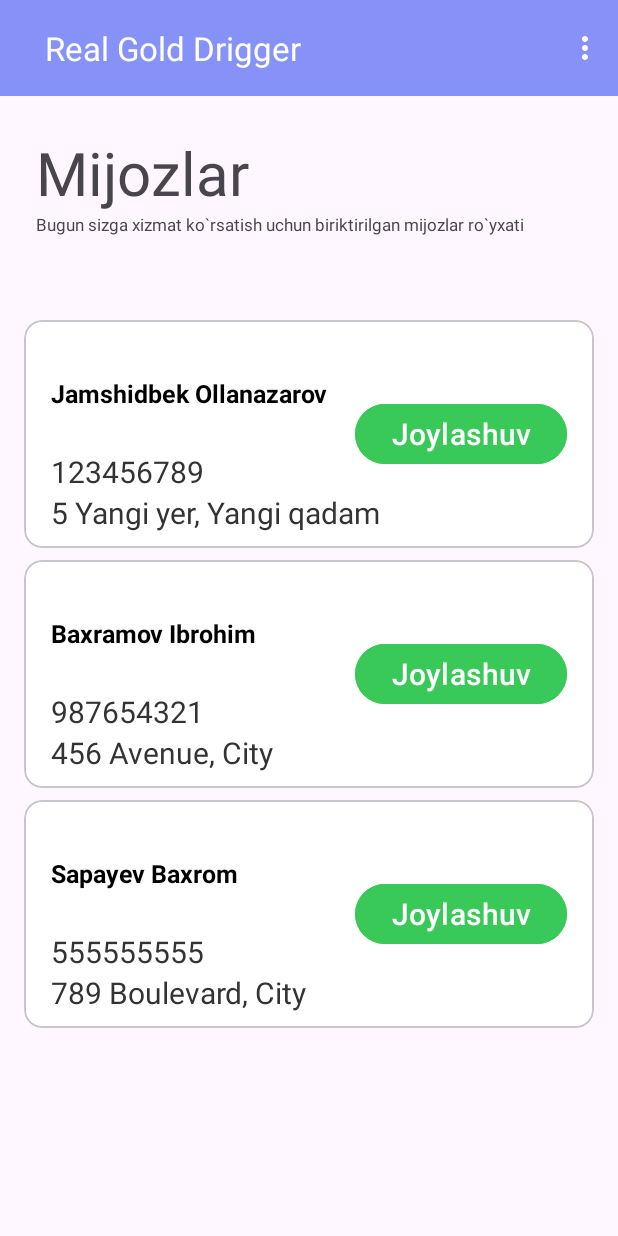
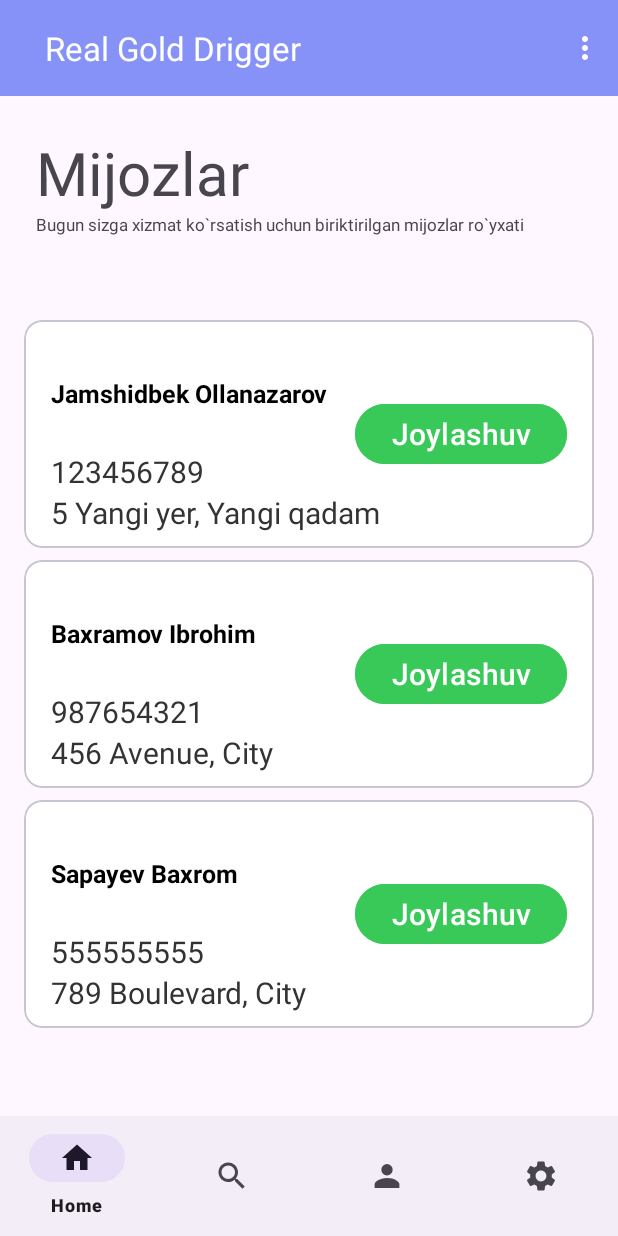
Before and after one commit to My-name-is-Jamshidbek/rgd_android, an Android app: the HomeActivity screen opened directly, with no data from a screen before it, on a phone screen of 412 x 824 dp. Run offline under Robolectric (Android 15) with nearby library versions, the light colour scheme and no system bars.

Commit message:
menu added and location adding

```diff
--- a/app/build.gradle.kts
+++ b/app/build.gradle.kts
@@ -44,10 +44,12 @@ dependencies {
     implementation("androidx.appcompat:appcompat:1.6.1")
     implementation("com.google.android.material:material:1.12.0")
     implementation("androidx.constraintlayout:constraintlayout:2.1.4")
+    implementation("com.google.android.gms:play-services-location:21.3.0")
     testImplementation("junit:junit:4.13.2")
     androidTestImplementation("androidx.test.ext:junit:1.1.5")
     androidTestImplementation("androidx.test.espresso:espresso-core:3.5.1")
     implementation("com.squareup.retrofit2:retrofit:2.9.0")
     implementation("com.squareup.retrofit2:converter-gson:2.9.0")
     implementation("com.squareup.okhttp3:logging-interceptor:4.9.1")
+    implementation("com.google.android.gms:play-services-location:18.0.0")
 }
--- a/app/src/main/java/com/example/waterfilter/api/ApiClient.kt
+++ b/app/src/main/java/com/example/waterfilter/api/ApiClient.kt
@@ -45,6 +45,7 @@ object ApiClient {
                         .build()
         }
 
+
         // Method to get ApiService instance
         fun getApiService(context: Context): ApiService {
                 val baseUrl = context.getString(R.string.api_base_url)
--- a/app/src/main/java/com/example/waterfilter/api/ApiService.kt
+++ b/app/src/main/java/com/example/waterfilter/api/ApiService.kt
@@ -1,5 +1,6 @@
 package com.example.waterfilter.api
 
+import com.example.locationapp.LocationData
 import com.example.waterfilter.api.Login.LoginRequest
 import com.example.waterfilter.api.Login.LoginResponse
 import com.example.waterfilter.data.User
@@ -19,4 +20,11 @@ interface ApiService {
         @Header("Authorization") token: String,
         @Body user: User
     ): Response<User>
+
+
+    @POST("set-location")
+    suspend fun updateLocation(
+        @Header("Authorization") token: String,
+        @Body location: LocationData
+    ): Response<Void>
 }
--- /dev/null
+++ b/app/src/main/java/com/example/waterfilter/api/LocationApiService.kt
@@ -0,0 +1,4 @@
+package com.example.waterfilter.api
+
+class LocationApiService {
+}
--- /dev/null
+++ b/app/src/main/java/com/example/waterfilter/data/LocationData.kt
@@ -0,0 +1,3 @@
+package com.example.locationapp
+
+data class LocationData(val latitude: Double, val longitude: Double)
--- /dev/null
+++ b/app/src/main/java/com/example/waterfilter/receiver/BootReceiver.kt
@@ -0,0 +1,4 @@
+package com.example.waterfilter.receiver
+
+class BootReceiver {
+}
--- /dev/null
+++ b/app/src/main/java/com/example/waterfilter/service/LocationService.kt
@@ -0,0 +1,4 @@
+package com.example.waterfilter.service
+
+class LocationService {
+}
--- /dev/null
+++ b/app/src/main/res/drawable/ic_baseline_home_24.xml
@@ -0,0 +1,10 @@
+<vector xmlns:android="http://schemas.android.com/apk/res/android"
+    android:width="24dp"
+    android:height="24dp"
+    android:viewportWidth="24"
+    android:viewportHeight="24"
+    android:tint="?attr/colorControlNormal">
+  <path
+      android:fillColor="@android:color/white"
+      android:pathData="M10,20v-6h4v6h5v-8h3L12,3 2,12h3v8z"/>
+</vector>
--- /dev/null
+++ b/app/src/main/res/drawable/ic_baseline_search_24.xml
@@ -0,0 +1,10 @@
+<vector xmlns:android="http://schemas.android.com/apk/res/android"
+    android:width="24dp"
+    android:height="24dp"
+    android:viewportWidth="24"
+    android:viewportHeight="24"
+    android:tint="?attr/colorControlNormal">
+  <path
+      android:fillColor="@android:color/white"
+      android:pathData="M15.5,14h-0.79l-0.28,-0.27C15.41,12.59 16,11.11 16,9.5 16,5.91 13.09,3 9.5,3S3,5.91 3,9.5 5.91,16 9.5,16c1.61,0 3.09,-0.59 4.23,-1.57l0.27,0.28v0.79l5,4.99L20.49,19l-4.99,-5zM9.5,14C7.01,14 5,11.99 5,9.5S7.01,5 9.5,5 14,7.01 14,9.5 11.99,14 9.5,14z"/>
+</vector>
--- /dev/null
+++ b/app/src/main/res/drawable/ic_baseline_settings_24.xml
@@ -0,0 +1,10 @@
+<vector xmlns:android="http://schemas.android.com/apk/res/android"
+    android:width="24dp"
+    android:height="24dp"
+    android:viewportWidth="24"
+    android:viewportHeight="24"
+    android:tint="?attr/colorControlNormal">
+  <path
+      android:fillColor="@android:color/white"
+      android:pathData="M19.14,12.94c0.04,-0.3 0.06,-0.61 0.06,-0.94c0,-0.32 -0.02,-0.64 -0.07,-0.94l2.03,-1.58c0.18,-0.14 0.23,-0.41 0.12,-0.61l-1.92,-3.32c-0.12,-0.22 -0.37,-0.29 -0.59,-0.22l-2.39,0.96c-0.5,-0.38 -1.03,-0.7 -1.62,-0.94L14.4,2.81c-0.04,-0.24 -0.24,-0.41 -0.48,-0.41h-3.84c-0.24,0 -0.43,0.17 -0.47,0.41L9.25,5.35C8.66,5.59 8.12,5.92 7.63,6.29L5.24,5.33c-0.22,-0.08 -0.47,0 -0.59,0.22L2.74,8.87C2.62,9.08 2.66,9.34 2.86,9.48l2.03,1.58C4.84,11.36 4.8,11.69 4.8,12s0.02,0.64 0.07,0.94l-2.03,1.58c-0.18,0.14 -0.23,0.41 -0.12,0.61l1.92,3.32c0.12,0.22 0.37,0.29 0.59,0.22l2.39,-0.96c0.5,0.38 1.03,0.7 1.62,0.94l0.36,2.54c0.05,0.24 0.24,0.41 0.48,0.41h3.84c0.24,0 0.44,-0.17 0.47,-0.41l0.36,-2.54c0.59,-0.24 1.13,-0.56 1.62,-0.94l2.39,0.96c0.22,0.08 0.47,0 0.59,-0.22l1.92,-3.32c0.12,-0.22 0.07,-0.47 -0.12,-0.61L19.14,12.94zM12,15.6c-1.98,0 -3.6,-1.62 -3.6,-3.6s1.62,-3.6 3.6,-3.6s3.6,1.62 3.6,3.6S13.98,15.6 12,15.6z"/>
+</vector>
--- a/app/src/main/res/layout/activity_home.xml
+++ b/app/src/main/res/layout/activity_home.xml
@@ -20,8 +20,7 @@
         android:layout_width="match_parent"
         android:layout_height="wrap_content"
         android:layout_marginBottom="16dp"
-        android:padding="16dp"
-        >
+        android:padding="16dp">
 
         <TextView
             android:id="@+id/textView2"
@@ -52,5 +51,14 @@
         android:id="@+id/recyclerView"
         android:padding="16dp"
         android:layout_width="match_parent"
-        android:layout_height="match_parent"/>
+        android:layout_height="0dp"
+        android:layout_weight="1"/>
+
+    <com.google.android.material.bottomnavigation.BottomNavigationView
+        android:id="@+id/nav_view"
+        android:layout_width="match_parent"
+        android:layout_height="wrap_content"
+        android:layout_gravity="bottom"
+        app:menu="@menu/bottom_menu" />
+
 </LinearLayout>
--- /dev/null
+++ b/app/src/main/res/menu/bottom_menu.xml
@@ -0,0 +1,19 @@
+<?xml version="1.0" encoding="utf-8"?>
+<menu xmlns:android="http://schemas.android.com/apk/res/android">
+    <item
+        android:id="@+id/navigation_home"
+        android:icon="@drawable/ic_baseline_home_24"
+        android:title="@string/title_home" />
+    <item
+        android:id="@+id/navigation_wallet"
+        android:icon="@drawable/ic_baseline_search_24"
+        android:title="@string/title_wallet" />
+    <item
+        android:id="@+id/navigation_chart"
+        android:icon="@drawable/person_icon"
+        android:title="@string/title_chart" />
+    <item
+        android:id="@+id/navigation_profile"
+        android:icon="@drawable/ic_baseline_settings_24"
+        android:title="@string/title_profile" />
+</menu>
--- a/app/src/main/res/menu/toolbar_menu.xml
+++ b/app/src/main/res/menu/toolbar_menu.xml
@@ -1,13 +1,10 @@
 <?xml version="1.0" encoding="utf-8"?>
 <menu xmlns:android="http://schemas.android.com/apk/res/android"
     xmlns:app="http://schemas.android.com/apk/res-auto">
-
     <item
         android:id="@+id/settings"
         android:title="Sozlanmalar" />
-
     <item
         android:id="@+id/logout"
         android:title="Chiqish" />
-
 </menu>
--- a/app/src/main/res/values/strings.xml
+++ b/app/src/main/res/values/strings.xml
@@ -14,4 +14,8 @@
     <string name="settings">Sozlanmalar</string>
     <string name="settingsDesc">Sozlanmalaringizni o`zgartirishingiz mumkin</string>
     <string name="api_base_url">http://rgd.amusoft.uz/api/</string>
+    <string name="title_home">Home</string>
+    <string name="title_wallet">Wallet</string>
+    <string name="title_chart">Chart</string>
+    <string name="title_profile">Profile</string>
 </resources>
```
Also changed, not shown: app/src/main/java/com/example/waterfilter/activities/HomeActivity.kt (+97 -2 lines), app/src/main/res/drawable/ic_baseline_add_24.xml (added, +10 -0 lines), app/src/main/res/drawable/ic_baseline_person_24.xml (added, +10 -0 lines).
